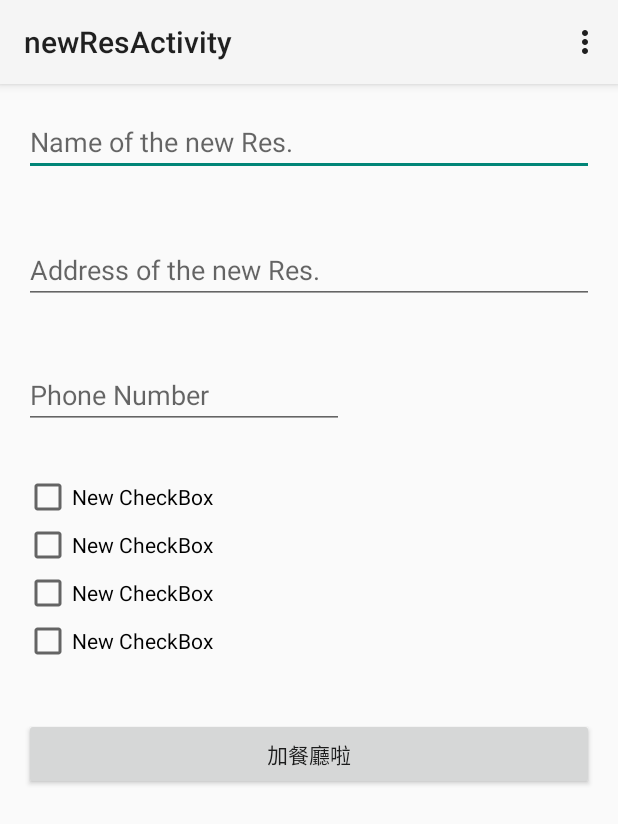
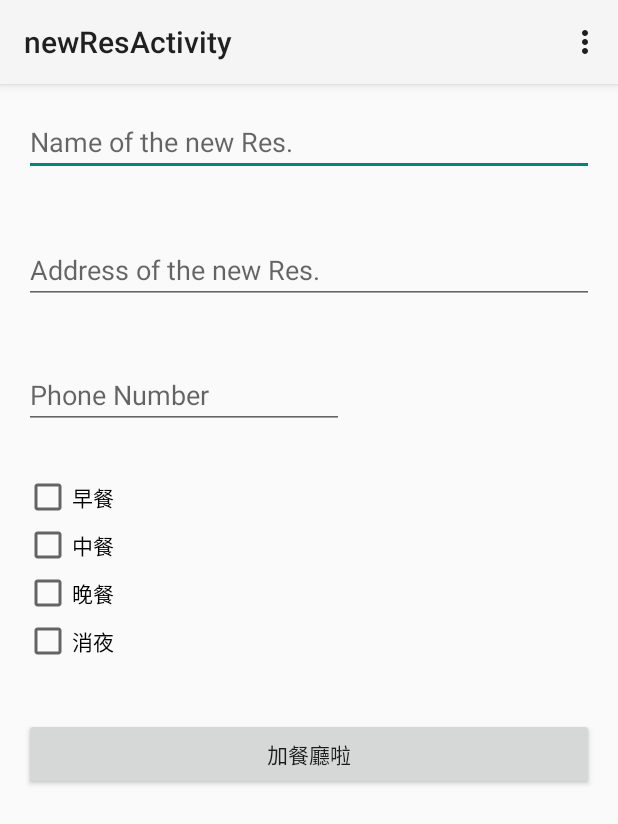
Before and after one commit to yaya0805/What_to_Eat, an Android app: the newResActivity screen opened directly, with no data from a screen before it, on a phone screen of 412 x 824 dp. Shown: the top 824 px of the screen. Run offline under Robolectric (Android 15) with nearby library versions, the phone set to English and light mode, and no system bars.

Commit message:
refresh newRex xml

```diff
--- a/app/src/main/res/layout/activity_new_res.xml
+++ b/app/src/main/res/layout/activity_new_res.xml
@@ -34,7 +34,7 @@
         android:layout_height="wrap_content"
         android:text="加餐廳啦"
         android:id="@+id/addNewResBtn"
-        android:layout_below="@+id/checkBox4"
+        android:layout_below="@+id/night_snackcheck"
         android:layout_alignParentLeft="true"
         android:layout_alignParentStart="true"
         android:layout_marginTop="35dp"
@@ -56,38 +56,42 @@
     <CheckBox
         android:layout_width="wrap_content"
         android:layout_height="wrap_content"
-        android:text="New CheckBox"
-        android:id="@+id/checkBox"
+        android:text="早餐"
+        android:id="@+id/breakfastcheck"
         android:layout_below="@+id/phoneText"
         android:layout_alignParentLeft="true"
         android:layout_alignParentStart="true"
-        android:layout_marginTop="29dp" />
+        android:layout_marginTop="29dp"
+        android:checked="false" />
 
     <CheckBox
         android:layout_width="wrap_content"
         android:layout_height="wrap_content"
-        android:text="New CheckBox"
-        android:id="@+id/checkBox2"
-        android:layout_below="@+id/checkBox"
+        android:text="中餐"
+        android:id="@+id/lunchcheck"
+        android:layout_below="@+id/breakfastcheck"
         android:layout_alignParentLeft="true"
-        android:layout_alignParentStart="true" />
+        android:layout_alignParentStart="true"
+        android:checked="false" />
 
     <CheckBox
         android:layout_width="wrap_content"
         android:layout_height="wrap_content"
-        android:text="New CheckBox"
-        android:id="@+id/checkBox3"
-        android:layout_below="@+id/checkBox2"
+        android:text="晚餐"
+        android:id="@+id/dinnercheck"
+        android:layout_below="@+id/lunchcheck"
         android:layout_alignParentLeft="true"
-        android:layout_alignParentStart="true" />
+        android:layout_alignParentStart="true"
+        android:checked="false" />
 
     <CheckBox
         android:layout_width="wrap_content"
         android:layout_height="wrap_content"
-        android:text="New CheckBox"
-        android:id="@+id/checkBox4"
-        android:layout_below="@+id/checkBox3"
+        android:text="消夜"
+        android:id="@+id/night_snackcheck"
+        android:layout_below="@+id/dinnercheck"
         android:layout_alignParentLeft="true"
-        android:layout_alignParentStart="true" />
+        android:layout_alignParentStart="true"
+        android:checked="false" />
 
 </RelativeLayout>
```
